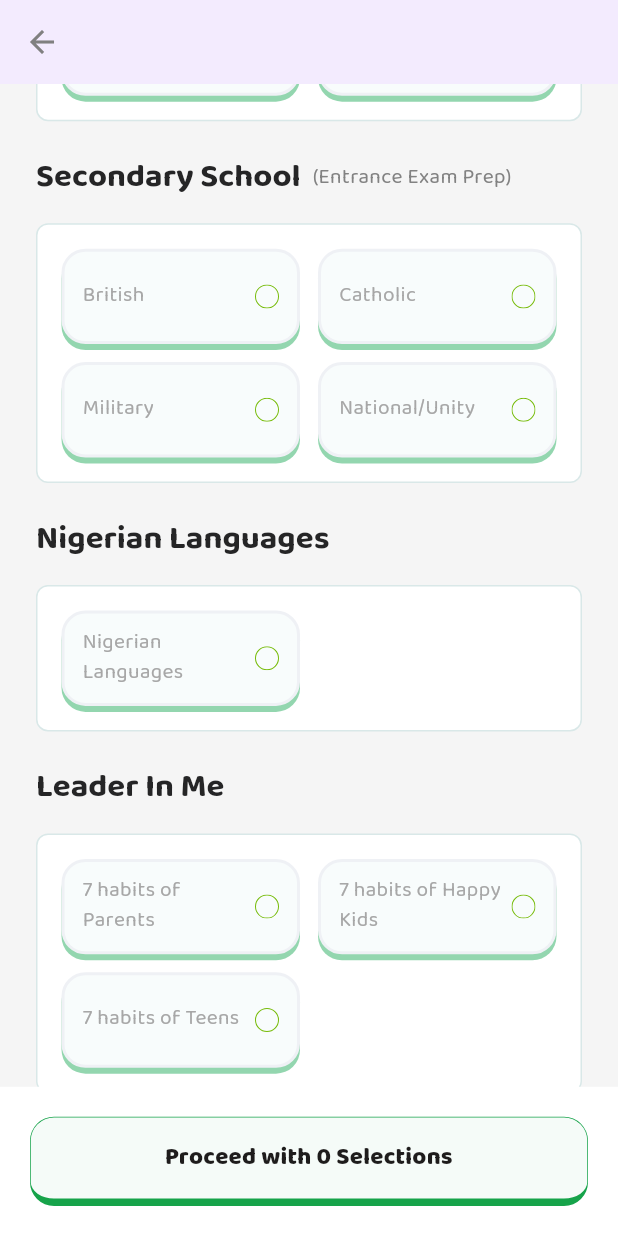
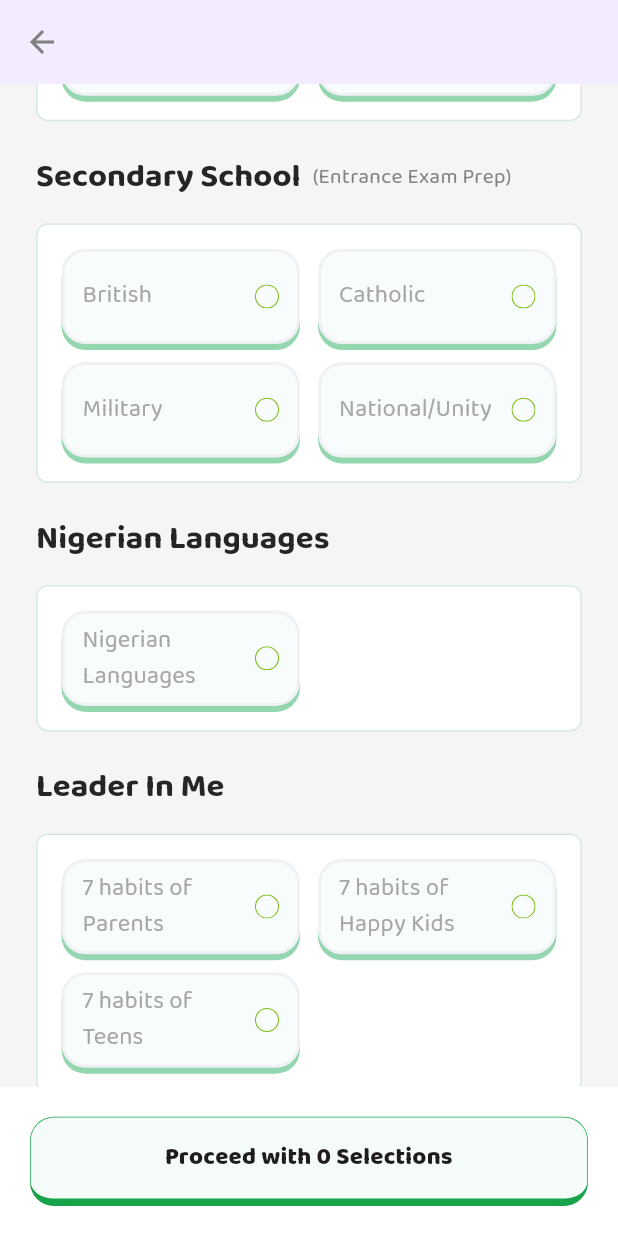
Before and after one commit to teesas-engineering/teesas-app-v2, a Flutter app: the ChooseCategoryPage screen opened directly, scrolled down 576 dp, on a phone screen of 412 x 824 dp. Run offline on Flutter 3.47's test engine with Material 3 defaults, Android fonts, the phone set to English and light mode, and no system bars; our stand-ins replace carousel_slider, device_info_plus, dio, firebase_core, flutter_dotenv, flutter_mobx and 14 more; accounts and stored records are empty; generated files the repository leaves out were written again; network calls fail; project files that could hold a hidden picture were left out.

Commit message:
refactored text styles

```diff
--- a/lib/common/style_guide/styles.dart
+++ b/lib/common/style_guide/styles.dart
@@ -7,126 +7,196 @@
   static const String fontFamilyUISecondary = 'Plus Jakarta Sans';
   static const String balooBhaijaan = 'BalooBhaijaan2';
 
-  static const displayLarge = TextStyle(
-    fontSize: 57,
-    fontWeight: FontWeight.w800, // ExtraBold for impact
-    height: 1.12, // 64/57
-    letterSpacing: -0.25,
-    fontFamily: fontFamilyUI,
-  );
+  // ===========================================================================
+  // LABEL STYLES (normal weight)
+  // ===========================================================================
 
-  static const displayMedium = TextStyle(
-    fontSize: 45,
-    fontWeight: FontWeight.w700, // Bold
-    height: 1.15, // 52/45
+  static const label8 = TextStyle(
+    fontSize: 8,
+    fontWeight: FontWeight.w400,
+    height: 1.25,
     letterSpacing: 0,
     fontFamily: fontFamilyUI,
   );
 
-  static const displaySmall = TextStyle(
-    fontSize: 36,
-    fontWeight: FontWeight.w700,
-    height: 1.22, // 44/36
+  static const label10 = TextStyle(
+    fontSize: 10,
+    fontWeight: FontWeight.w400,
+    height: 1.3,
     letterSpacing: 0,
     fontFamily: fontFamilyUI,
   );
 
-  static const headlineLarge = TextStyle(
-    fontSize: 32,
-    fontWeight: FontWeight.w600, // SemiBold
-    height: 1.25, // 40/32
+  static const label11 = TextStyle(
+    fontSize: 11,
+    fontWeight: FontWeight.w400,
+    height: 1.45,
+    letterSpacing: 0.5,
+    fontFamily: fontFamilyUI,
+  );
+
+  static const label12 = TextStyle(
+    fontSize: 12,
+    fontWeight: FontWeight.w400,
+    height: 1.33,
+    letterSpacing: 0.5,
+    fontFamily: fontFamilyUI,
+  );
+
+  // ===========================================================================
+  // BODY STYLES (normal weight)
+  // ===========================================================================
+
+  static const body11 = TextStyle(
+    fontSize: 11,
+    fontWeight: FontWeight.w400,
+    height: 1.45,
+    letterSpacing: 0.25,
+    fontFamily: fontFamilyUI,
+  );
+
+  static const body12 = TextStyle(
+    fontSize: 12,
+    fontWeight: FontWeight.w400,
+    height: 1.33,
+    letterSpacing: 0.4,
+    fontFamily: fontFamilyUI,
+  );
+
+  static const body14 = TextStyle(
+    fontSize: 14,
+    fontWeight: FontWeight.w400,
+    height: 1.43,
+    letterSpacing: 0.25,
+    fontFamily: fontFamilyUI,
+  );
+
+  static const body16 = TextStyle(
+    fontSize: 16,
+    fontWeight: FontWeight.w400,
+    height: 1.5,
+    fontFamily: fontFamilyUI,
+  );
+
+  static const body18 = TextStyle(
+    fontSize: 18,
+    fontWeight: FontWeight.w400,
+    height: 1.44,
+    letterSpacing: 0.15,
+    fontFamily: fontFamilyUI,
+  );
+
+  // ===========================================================================
+  // TITLE STYLES (bold weight)
+  // ===========================================================================
+
+  static const title16 = TextStyle(
+    fontSize: 16,
+    fontWeight: FontWeight.w700,
+    height: 1.5,
+    letterSpacing: 0.15,
+    fontFamily: fontFamilyUI,
+  );
+
+  static const title18 = TextStyle(
+    fontSize: 18,
+    fontWeight: FontWeight.w700,
+    height: 1.33,
     letterSpacing: 0,
     fontFamily: fontFamilyUI,
   );
 
-  static const headlineMedium = TextStyle(
-    fontSize: 28,
-    fontWeight: FontWeight.w600,
-    height: 1.28, // 36/28
+  static const title20 = TextStyle(
+    fontSize: 20,
+    fontWeight: FontWeight.w700,
+    height: 1.3,
     letterSpacing: 0,
     fontFamily: fontFamilyUI,
   );
 
-  static const headlineSmall = TextStyle(
+  static const title22 = TextStyle(
+    fontSize: 22,
+    fontWeight: FontWeight.w700,
+    height: 1.27,
+    letterSpacing: 0,
+    fontFamily: fontFamilyUI,
+  );
+
+  static const title24 = TextStyle(
     fontSize: 24,
-    fontWeight: FontWeight.w600,
-    height: 1.33, // 32/24
+    fontWeight: FontWeight.w700,
+    height: 1.33,
     letterSpacing: 0,
     fontFamily: fontFamilyUI,
   );
 
   // ===========================================================================
-  // TITLE STYLES (Card Titles, List Items)
-  // Font: Manrope (UI)
+  // DISPLAY STYLES (bold weight)
   // ===========================================================================
 
-  static const titleLarge = TextStyle(
+  static const display22 = TextStyle(
     fontSize: 22,
-    fontWeight: FontWeight.w500, // Medium
-    height: 1.27, // 28/22
+    fontWeight: FontWeight.w700,
+    height: 1.27,
     letterSpacing: 0,
     fontFamily: fontFamilyUI,
   );
 
-  static const titleMedium = TextStyle(
-    fontSize: 16,
-    fontWeight: FontWeight.w600, // SemiBold for emphasis at small size
-    height: 1.5, // 24/16
-    letterSpacing: 0.15,
+  static const display24 = TextStyle(
+    fontSize: 24,
+    fontWeight: FontWeight.w700,
+    height: 1.33,
+    letterSpacing: 0,
     fontFamily: fontFamilyUI,
   );
 
-  static const titleSmall = TextStyle(
-    fontSize: 14,
-    fontWeight: FontWeight.w600,
-    height: 1.43,
+  static const display26 = TextStyle(
+    fontSize: 26,
+    fontWeight: FontWeight.w700,
+    height: 1.3,
+    letterSpacing: 0,
     fontFamily: fontFamilyUI,
   );
 
-  static const bodyLarge = TextStyle(
-    fontSize: 16,
-    fontWeight: FontWeight.w400, // Regular
-    height: 1.5,
+  static const display28 = TextStyle(
+    fontSize: 28,
+    fontWeight: FontWeight.w700,
+    height: 1.28,
+    letterSpacing: 0,
     fontFamily: fontFamilyUI,
   );
 
-  static const bodyMedium = TextStyle(
-    fontSize: 14,
-    fontWeight: FontWeight.w400,
-    height: 1.43, // 20/14
-    letterSpacing: 0.25,
+  static const display32 = TextStyle(
+    fontSize: 32,
+    fontWeight: FontWeight.w700,
+    height: 1.25,
+    letterSpacing: 0,
     fontFamily: fontFamilyUI,
   );
 
-  static const bodySmall = TextStyle(
-    fontSize: 12,
-    fontWeight: FontWeight.w400,
-    height: 1.33, // 16/12
-    letterSpacing: 0.4,
+  static const display36 = TextStyle(
+    fontSize: 36,
+    fontWeight: FontWeight.w700,
+    height: 1.22,
+    letterSpacing: 0,
     fontFamily: fontFamilyUI,
   );
 
-  static const labelLarge = TextStyle(
-    fontSize: 14,
-    fontWeight: FontWeight.w600, // SemiBold
-    height: 1.43, // 20/14
-    letterSpacing: 0.1,
-    fontFamily: fontFamilyUI,
-  );
+  // ===========================================================================
+  // LEGACY ALIASES (map old names to new naming scheme for backward compatibility)
+  // ===========================================================================
 
-  static const labelMedium = TextStyle(
-    fontSize: 12,
-    fontWeight: FontWeight.w600,
-    height: 1.33, // 16/12
-    letterSpacing: 0.5,
-    fontFamily: fontFamilyUI,
-  );
-
-  static const labelSmall = TextStyle(
-    fontSize: 11,
-    fontWeight: FontWeight.w600,
-    height: 1.45, // 16/11
-    letterSpacing: 0.5,
-    fontFamily: fontFamilyUI,
-  );
+  static const displaySmall = display36;
+  static const headlineLarge = display32;
+  static const headlineMedium = display28;
+  static const headlineSmall = display24;
+  static const titleLarge = title22;
+  static const titleMedium = title16;
+  static const titleSmall = title16;
+  static const bodyLarge = body16;
+  static const bodyMedium = body14;
+  static const bodySmall = body12;
+  static const labelLarge = label12;
+  static const labelMedium = label12;
+  static const labelSmall = label11;
 }
```
